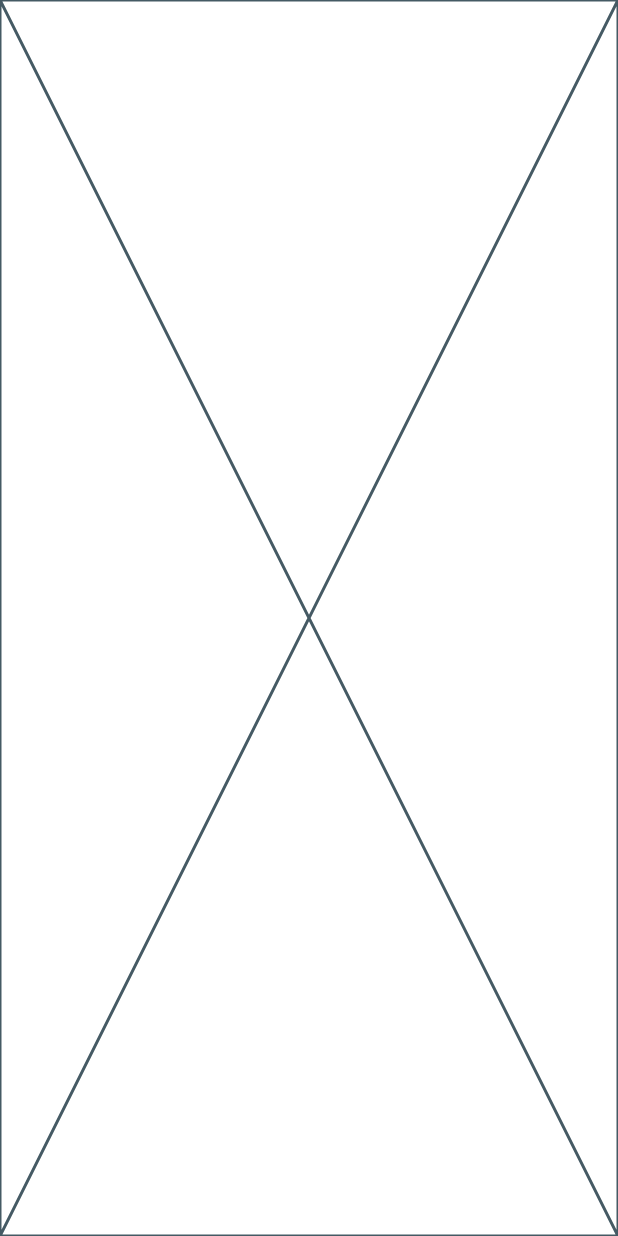
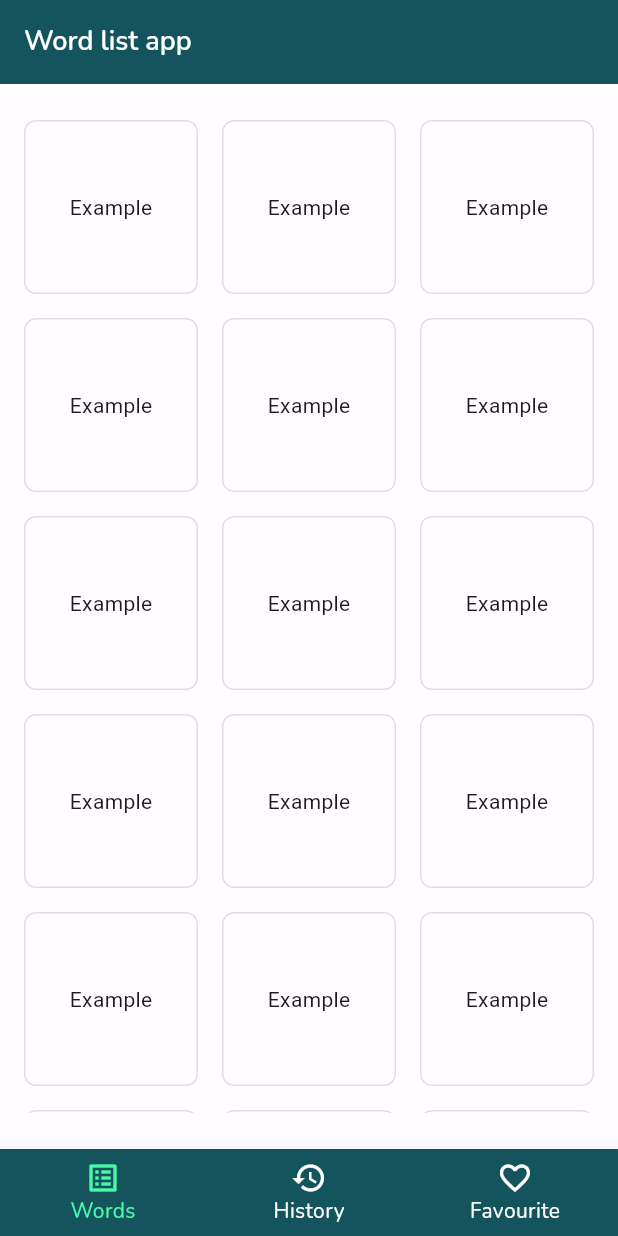
Before and after one commit to Emanoz/word_list_coodesh, a Flutter app: the screen it shows after launch, on a phone screen of 412 x 824 dp. Run offline on Flutter 3.47's test engine with Material 2 defaults, Android fonts, the phone set to English and light mode, and no system bars; our stand-ins replace firebase_core, flutter_mobx, google_fonts, mobx; accounts and stored records are empty; generated files the repository leaves out were written again.

Commit message:
Paginas de Favoritos e de Histórico criadas; Página de Detalhes da Palavra finalizado

```diff
--- a/lib/main.dart
+++ b/lib/main.dart
@@ -1,5 +1,10 @@
 import 'package:firebase_core/firebase_core.dart';
 import 'package:flutter/material.dart';
+import 'package:flutter_mobx/flutter_mobx.dart';
+import 'package:google_fonts/google_fonts.dart';
+import 'package:word_list_coodesh_app/ui/home_page.dart';
+import 'package:word_list_coodesh_app/ui/word_list_page.dart';
+import 'package:word_list_coodesh_app/utils/base_state_controller/state_controller.dart';
 
 import 'firebase_options.dart';
 
@@ -9,7 +14,6 @@ void main() async {
   await Firebase.initializeApp(
     options: DefaultFirebaseOptions.currentPlatform,
   );
-
 
   runApp(const App());
 }
@@ -21,20 +25,13 @@ class App extends StatelessWidget {
   Widget build(BuildContext context) {
     return MaterialApp(
       title: 'Flutter Demo',
+      debugShowCheckedModeBanner: false,
       theme: ThemeData(
-        colorScheme: ColorScheme.fromSeed(seedColor: Colors.deepPurple),
+        primaryColor: const Color(0xFF14545C),
+        hintColor: const Color(0xFF4AF8AA),
         useMaterial3: true,
       ),
       home: const HomePage(),
     );
   }
 }
-
-class HomePage extends StatelessWidget {
-  const HomePage({super.key});
-
-  @override
-  Widget build(BuildContext context) {
-    return const Placeholder();
-  }
-}
--- /dev/null
+++ b/lib/ui/home_page.dart
@@ -0,0 +1,56 @@
+import 'package:flutter/material.dart';
+import 'package:flutter_mobx/flutter_mobx.dart';
+import 'package:google_fonts/google_fonts.dart';
+import 'package:word_list_coodesh_app/ui/favourite_page.dart';
+import 'package:word_list_coodesh_app/ui/word_list_page.dart';
+
+import '../utils/base_state_controller/state_controller.dart';
+
+class HomePage extends StatefulWidget {
+  const HomePage({super.key});
+
+  @override
+  State<HomePage> createState() => _HomePageState();
+}
+
+class _HomePageState extends State<HomePage> {
+  StateController<int> pageIndex = StateController(value: 0);
+  late List<Widget> pages;
+
+  @override
+  void initState() {
+    pages = [const WordListPage(), const WordListPage(), const FavouritePage()];
+    super.initState();
+  }
+
+  @override
+  Widget build(BuildContext context) {
+    return Observer(builder: (context) {
+      return Scaffold(
+        appBar: AppBar(
+          backgroundColor: const Color(0xFF14545C),
+          title: Text(
+            'Word list app',
+            style: GoogleFonts.nunito(color: Colors.white, fontWeight: FontWeight.w600, fontSize: 18.0),
+          ),
+        ),
+        body: pages[pageIndex.value],
+        bottomNavigationBar: BottomNavigationBar(
+          elevation: 16.0,
+          backgroundColor: const Color(0xFF14545C),
+          selectedItemColor: const Color(0xFF4AF8AA),
+          selectedLabelStyle: GoogleFonts.nunito(color: Colors.white, fontWeight: FontWeight.w400, fontSize: 14.0),
+          unselectedLabelStyle: GoogleFonts.nunito(color: Colors.white, fontWeight: FontWeight.w400, fontSize: 14.0),
+          unselectedItemColor: Colors.white,
+          items: const [
+            BottomNavigationBarItem(icon: Icon(Icons.list_alt_outlined), label: 'Words'),
+            BottomNavigationBarItem(icon: Icon(Icons.history), label: 'History'),
+            BottomNavigationBarItem(icon: Icon(Icons.favorite_border_outlined), label: 'Favourite'),
+          ],
+          onTap: (index) => pageIndex.update(index),
+          currentIndex: pageIndex.value,
+        ),
+      );
+    });
+  }
+}
--- /dev/null
+++ b/lib/ui/word_list_page.dart
@@ -0,0 +1,20 @@
+import 'package:flutter/material.dart';
+
+import '../widgets/word_tile.dart';
+
+class WordListPage extends StatelessWidget {
+  const WordListPage({super.key});
+
+  @override
+  Widget build(BuildContext context) {
+    return Container(
+      padding: const EdgeInsets.symmetric(vertical: 24.0, horizontal: 16.0),
+      color: Colors.white70,
+      child: GridView.builder(
+        itemCount: 100,
+        gridDelegate: const SliverGridDelegateWithMaxCrossAxisExtent(maxCrossAxisExtent: 120.0, mainAxisSpacing: 16.0, crossAxisSpacing: 16.0),
+        itemBuilder: (_, index) => const WordTile(word: 'Example'),
+      ),
+    );
+  }
+}
--- /dev/null
+++ b/lib/widgets/word_tile.dart
@@ -0,0 +1,29 @@
+import 'package:flutter/material.dart';
+import 'package:word_list_coodesh_app/ui/word_detail_page.dart';
+
+class WordTile extends StatelessWidget {
+  final String word;
+
+  const WordTile({super.key, required this.word});
+
+  @override
+  Widget build(BuildContext context) {
+    return InkWell(
+      onTap: () => Navigator.of(context).push(
+        MaterialPageRoute(
+          builder: (_) => WordDetailPage(),
+        ),
+      ),
+      splashColor: const Color(0x334AF8AA),
+      child: Container(
+        decoration: BoxDecoration(
+          borderRadius: BorderRadius.circular(8.0),
+          border: Border.all(color: Colors.black12),
+        ),
+        child: Center(
+          child: FittedBox(child: Text(word)),
+        ),
+      ),
+    );
+  }
+}
```
Also changed, not shown: lib/ui/favourite_page.dart (added, +97 -0 lines), lib/ui/word_detail_page.dart (added, +152 -0 lines), lib/utils/base_state_controller/state_controller.dart (added, +17 -0 lines), lib/widgets/base_button.dart (added, +34 -0 lines), pubspec.yaml (+5 -6 lines), img/wireframe.png (added), lib/utils/base_state_controller/state_controller.g.dart (added), pubspec.lock.
